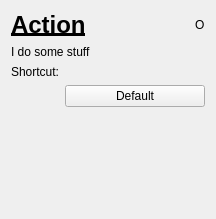
Above: manualtests/actioncollection/action.ui from vipw/arora before the change. Below: the same form after it.
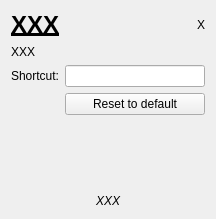
That is the form after the change. Custom widgets are drawn as their Qt base class.

Commit message: - Minor style cleanup - Disable reset button when it is the default - Detect shortcut conflicts

```diff
--- a/manualtests/actioncollection/action.ui
+++ b/manualtests/actioncollection/action.ui
@@ -14,7 +14,7 @@
    <string>Action</string>
   </property>
   <layout class="QGridLayout" name="gridLayout">
-   <item row="0" column="0" colspan="2">
+   <item row="0" column="0">
     <widget class="QLabel" name="name">
      <property name="font">
       <font>
@@ -25,7 +25,7 @@
       </font>
      </property>
      <property name="text">
-      <string>Action</string>
+      <string>XXX</string>
      </property>
     </widget>
    </item>
@@ -38,14 +38,14 @@
       </sizepolicy>
      </property>
      <property name="text">
-      <string>O</string>
+      <string>X</string>
      </property>
     </widget>
    </item>
-   <item row="1" column="0" colspan="3">
+   <item row="1" column="0">
     <widget class="QLabel" name="info">
      <property name="text">
-      <string>I do some stuff</string>
+      <string>XXX</string>
      </property>
     </widget>
    </item>
@@ -63,16 +63,16 @@
     </widget>
    </item>
    <item row="2" column="1" colspan="2">
-    <layout class="QVBoxLayout" name="verticalLayout"/>
+    <widget class="QtKeySequenceEdit" name="editor"/>
    </item>
    <item row="3" column="1" colspan="2">
     <widget class="QPushButton" name="defaultButton">
      <property name="text">
-      <string>Default</string>
+      <string>Reset to default</string>
      </property>
     </widget>
    </item>
-   <item row="4" column="1" colspan="2">
+   <item row="4" column="1">
     <spacer name="verticalSpacer">
      <property name="orientation">
       <enum>Qt::Vertical</enum>
@@ -85,8 +85,40 @@
      </property>
     </spacer>
    </item>
+   <item row="5" column="0" colspan="3">
+    <widget class="QLabel" name="conflict">
+     <property name="sizePolicy">
+      <sizepolicy hsizetype="Expanding" vsizetype="Preferred">
+       <horstretch>0</horstretch>
+       <verstretch>0</verstretch>
+      </sizepolicy>
+     </property>
+     <property name="font">
+      <font>
+       <italic>true</italic>
+      </font>
+     </property>
+     <property name="text">
+      <string>XXX</string>
+     </property>
+     <property name="alignment">
+      <set>Qt::AlignCenter</set>
+     </property>
+    </widget>
+   </item>
   </layout>
  </widget>
+ <customwidgets>
+  <customwidget>
+   <class>QtKeySequenceEdit</class>
+   <extends>QLineEdit</extends>
+   <header>qtkeysequenceedit.h</header>
+  </customwidget>
+ </customwidgets>
+ <tabstops>
+  <tabstop>editor</tabstop>
+  <tabstop>defaultButton</tabstop>
+ </tabstops>
  <resources/>
  <connections/>
 </ui>
```
The commit also changes 5 other files.
